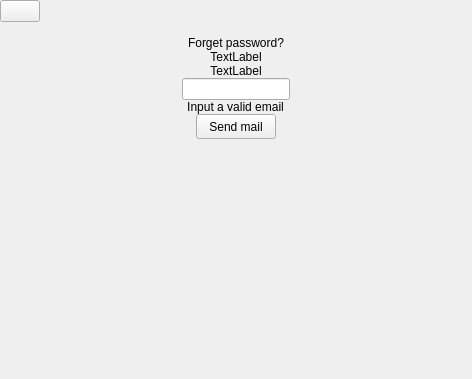
First picture: the form in ui/PasswordRecoveryScreen.ui, repository demlabs-cellframe/dap-ui-sdk, before the edit.
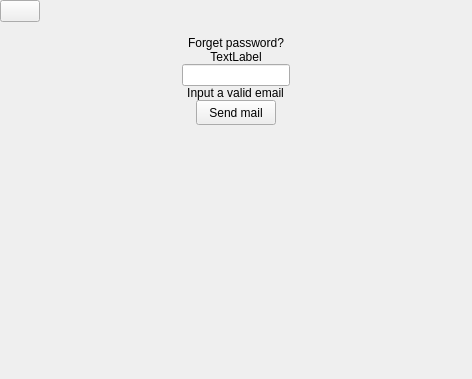
Second picture: the form after the edit. Custom widgets are drawn as their Qt base class.

The edit to the form file:
```diff
--- a/ui/PasswordRecoveryScreen.ui
+++ b/ui/PasswordRecoveryScreen.ui
@@ -123,21 +123,8 @@
      <property name="alignment">
       <set>Qt::AlignCenter</set>
      </property>
-    </widget>
-   </item>
-   <item alignment="Qt::AlignHCenter">
-    <widget class="QLabel" name="lblStatusMessage_2">
-     <property name="sizePolicy">
-      <sizepolicy hsizetype="Fixed" vsizetype="Fixed">
-       <horstretch>0</horstretch>
-       <verstretch>0</verstretch>
-      </sizepolicy>
-     </property>
-     <property name="text">
-      <string>TextLabel</string>
-     </property>
-     <property name="alignment">
-      <set>Qt::AlignCenter</set>
+     <property name="state" stdset="0">
+      <number>0</number>
      </property>
     </widget>
    </item>
@@ -210,6 +197,13 @@
    </item>
   </layout>
  </widget>
+ <customwidgets>
+  <customwidget>
+   <class>CustomLineHeightLabel</class>
+   <extends>QLabel</extends>
+   <header>CustomLineHeightLabel.h</header>
+  </customwidget>
+ </customwidgets>
  <resources/>
  <connections/>
 </ui>
```
Left out of the diff: 7 changed lines with no effect on the pictures.
